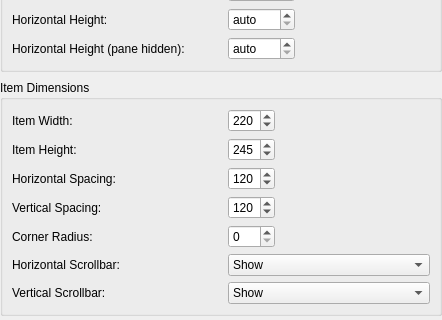
EtherAura/Kartend, file src/ui/dialogs/settings/appearance/appearancelayoutpanel.ui: the form before one commit; both pictures show x 0 to 442 and y 178 to 498 of the 442 by 498 pixel window.
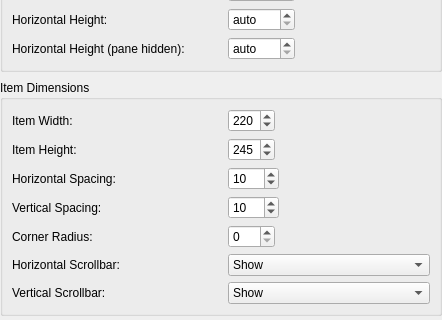
The form after the commit.

Commit message: fix(settings): show the real spacing value instead of an offset one

```diff
--- a/src/ui/dialogs/settings/appearance/appearancelayoutpanel.ui
+++ b/src/ui/dialogs/settings/appearance/appearancelayoutpanel.ui
@@ -73,9 +73,9 @@
       <item row="1" column="0"><widget class="QLabel" name="label_itemHeight"><property name="minimumSize"><size><width>200</width><height>0</height></size></property><property name="text"><string>Item Height:</string></property></widget></item>
       <item row="1" column="1"><widget class="QSpinBox" name="itemHeightSpinBox"><property name="maximumWidth"><number>120</number></property><property name="toolTip"><string>Height of collection items in pixels</string></property><property name="minimum"><number>100</number></property><property name="maximum"><number>400</number></property><property name="value"><number>245</number></property></widget></item>
       <item row="2" column="0"><widget class="QLabel" name="label_hSpace"><property name="minimumSize"><size><width>200</width><height>0</height></size></property><property name="text"><string>Horizontal Spacing:</string></property></widget></item>
-      <item row="2" column="1"><widget class="QSpinBox" name="horizontalSpacingSpinBox"><property name="maximumWidth"><number>120</number></property><property name="toolTip"><string>Horizontal spacing adjustment (0 = tightest, 150 = loosest)</string></property><property name="minimum"><number>0</number></property><property name="maximum"><number>150</number></property><property name="value"><number>120</number></property></widget></item>
+      <item row="2" column="1"><widget class="QSpinBox" name="horizontalSpacingSpinBox"><property name="maximumWidth"><number>120</number></property><property name="toolTip"><string>Horizontal gap between tiles, in pixels. Negative values pack tiles closer together than their own size, and covers then shrink so they stay clear of each other.</string></property><property name="minimum"><number>-100</number></property><property name="maximum"><number>50</number></property><property name="value"><number>10</number></property></widget></item>
       <item row="3" column="0"><widget class="QLabel" name="label_vSpace"><property name="minimumSize"><size><width>200</width><height>0</height></size></property><property name="text"><string>Vertical Spacing:</string></property></widget></item>
-      <item row="3" column="1"><widget class="QSpinBox" name="verticalSpacingSpinBox"><property name="maximumWidth"><number>120</number></property><property name="toolTip"><string>Vertical spacing adjustment (0 = tightest, 150 = loosest)</string></property><property name="minimum"><number>0</number></property><property name="maximum"><number>150</number></property><property name="value"><number>120</number></property></widget></item>
+      <item row="3" column="1"><widget class="QSpinBox" name="verticalSpacingSpinBox"><property name="maximumWidth"><number>120</number></property><property name="toolTip"><string>Vertical gap between tiles, in pixels. Negative values pack tiles closer together than their own size, and covers then shrink so they stay clear of each other.</string></property><property name="minimum"><number>-100</number></property><property name="maximum"><number>50</number></property><property name="value"><number>10</number></property></widget></item>
       <item row="4" column="0"><widget class="QLabel" name="label_cornerRadius"><property name="minimumSize"><size><width>200</width><height>0</height></size></property><property name="text"><string>Corner Radius:</string></property></widget></item>
       <item row="4" column="1"><widget class="QSpinBox" name="cornerRadiusSpinBox"><property name="maximumWidth"><number>120</number></property><property name="toolTip"><string>Corner radius for item artwork in pixels (0 = square)</string></property><property name="minimum"><number>0</number></property><property name="maximum"><number>100</number></property><property name="value"><number>0</number></property></widget></item>
       <item row="5" column="0"><widget class="QLabel" name="label_hScrollbar"><property name="minimumSize"><size><width>200</width><height>0</height></size></property><property name="text"><string>Horizontal Scrollbar:</string></property></widget></item><item row="5" column="1"><widget class="QComboBox" name="horizontalScrollbarModeComboBox"><property name="toolTip"><string>Show: normal. Auto-hide: appears only when the pointer comes near the scrollbar edge. Hide: never drawn. The grid always scrolls either way. Auto-hide needs slim overlay scrollbars (Settings -&gt; General); without them it behaves as Show.</string></property><item><property name="text"><string>Show</string></property></item><item><property name="text"><string>Auto-hide (show near the edge)</string></property></item><item><property name="text"><string>Hide</string></property></item></widget></item>
```
The commit also changes 8 other files.
